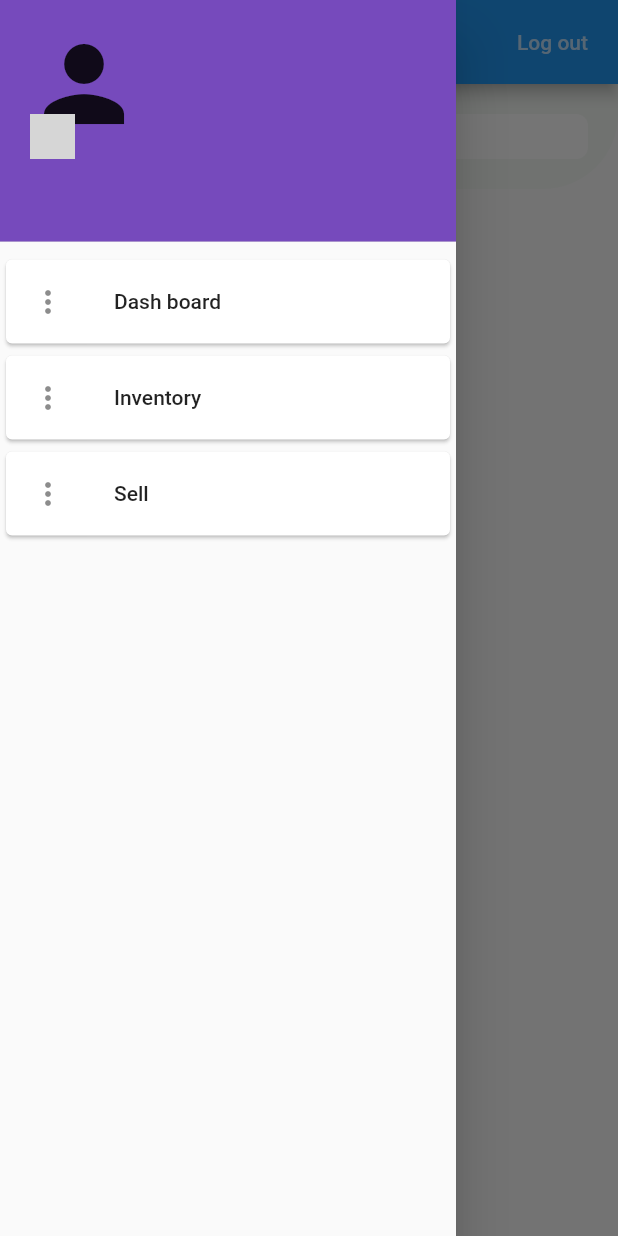
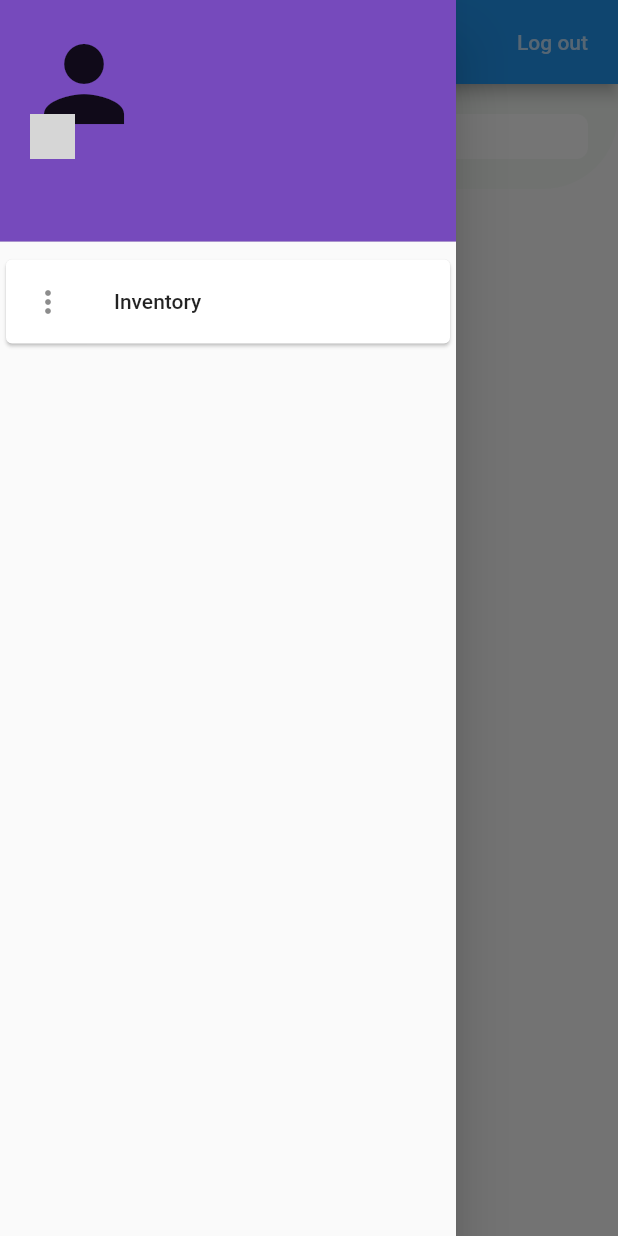
Before and after one commit to ChotongW/jiw_jiw, a Flutter app: the MyHomePage screen opened by its route, with the side drawer open, on a phone screen of 412 x 824 dp. Run offline on Flutter 3.47's test engine with Material 2 defaults, Android fonts, the phone set to English and light mode, and no system bars; our stand-ins replace firebase_auth, firebase_core, firebase_database, flutter_svg, form_field_validator; accounts and stored records are empty; grey boxes are pictures that could not be loaded.

Commit message:
remove not work feature

```diff
--- a/lib/screens/home/home.dart
+++ b/lib/screens/home/home.dart
@@ -114,17 +114,17 @@ class _MyHomePageState extends State<MyHomePage> {
                 size: 80,
               ),
             ),
-            Card(
-              child: ListTile(
-                title: const Text('Dash board'),
-                leading: Icon(Icons.more_vert),
-                onTap: () {
-                  Navigator.pop(context, MaterialPageRoute(builder: (context) {
-                    return Stack();
-                  }));
-                },
-              ),
-            ),
+            // Card(
+            //   child: ListTile(
+            //     title: const Text('Dash board'),
+            //     leading: Icon(Icons.more_vert),
+            //     onTap: () {
+            //       Navigator.pop(context, MaterialPageRoute(builder: (context) {
+            //         return Stack();
+            //       }));
+            //     },
+            //   ),
+            // ),
             Card(
               child: ListTile(
                 title: const Text('Inventory'),
@@ -139,15 +139,15 @@ class _MyHomePageState extends State<MyHomePage> {
                 },
               ),
             ),
-            Card(
-              child: ListTile(
-                title: const Text('Sell'),
-                leading: Icon(Icons.more_vert),
-                onTap: () {
-                  Navigator.pop(context);
-                },
-              ),
-            ),
+            // Card(
+            //   child: ListTile(
+            //     title: const Text('Sell'),
+            //     leading: Icon(Icons.more_vert),
+            //     onTap: () {
+            //       Navigator.pop(context);
+            //     },
+            //   ),
+            // ),
           ],
         ),
       ),
```
